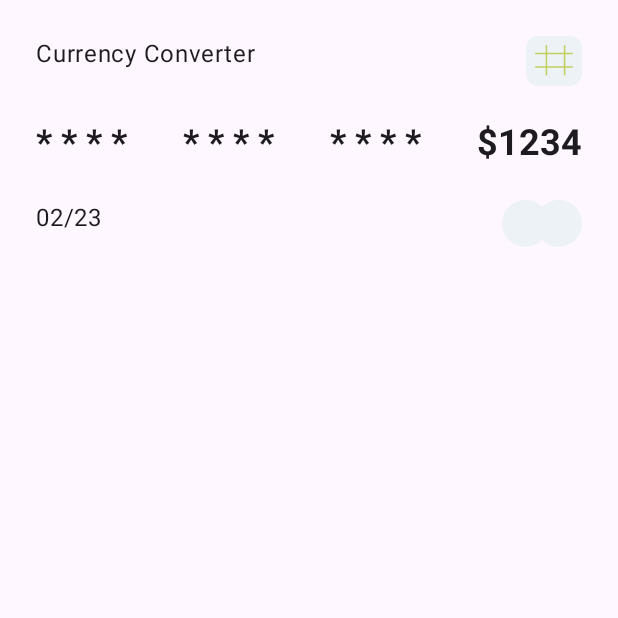
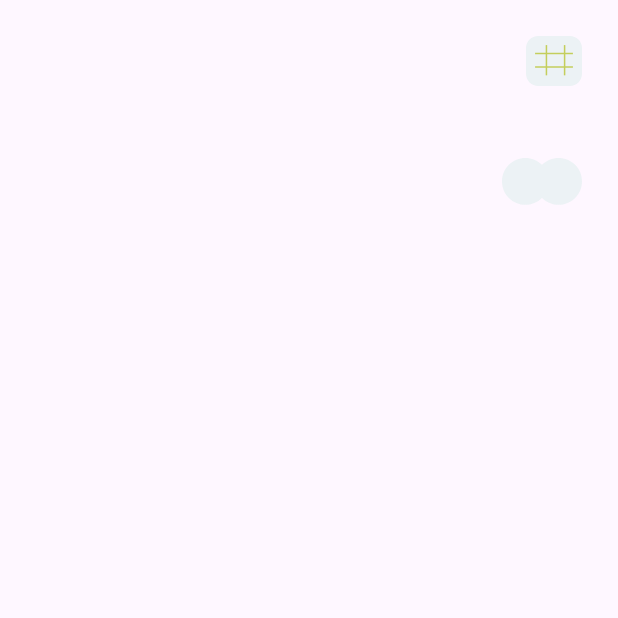
Before and after one commit to ericwafula/CurrencyBudy, an Android app built with Jetpack Compose: the composable CreditCardData called with empty values, on a phone screen of 412 x 824 dp, the top half of it. Run offline under Robolectric (Android 15) with nearby library versions, the phone set to English and light mode, and no system bars.

Commit message:
updated the currency card to use dynamic data and added account number builder and expiry date values in the ConverterMappers class

```diff
--- a/app/src/main/java/com/ericwathome/currencybuddy/feature_converter/presentation/converter_screen/ConverterScreen.kt
+++ b/app/src/main/java/com/ericwathome/currencybuddy/feature_converter/presentation/converter_screen/ConverterScreen.kt
@@ -57,8 +57,12 @@ fun ConverterScreen() {
     }
 }
 
+/**
+ * shows the data in the credit card
+ */
 @Composable
-fun CreditCardData(baseCurrency: String, date: String) {
+fun CreditCardData(currentBaseVsQuote: String, accountNumber: String, expiryDate: String) {
+
     Column(
         modifier = Modifier
             .padding(Padding.p_24)
@@ -66,7 +70,7 @@ fun CreditCardData(baseCurrency: String, date: String) {
         verticalArrangement = Arrangement.spacedBy(Spacing.p_24)
     ) {
         Row(horizontalArrangement = Arrangement.SpaceBetween, modifier = Modifier.fillMaxWidth()) {
-            Text(text = "Currency Converter")
+            Text(text = currentBaseVsQuote)
             Image(
                 painter = painterResource(id = R.drawable.credit_card_chip),
                 contentDescription = stringResource(
@@ -75,25 +79,15 @@ fun CreditCardData(baseCurrency: String, date: String) {
             )
         }
         Row(horizontalArrangement = Arrangement.SpaceBetween, modifier = Modifier.fillMaxWidth()) {
-            repeat(3) {
+            for (character in accountNumber) {
                 Text(
-                    text = "* * * *",
-                    style = TextStyle(
-                        fontWeight = FontWeight.Bold,
-                        fontSize = TextSizing.p_24
-                    )
+                    text = "$character",
+                    style = TextStyle(fontSize = TextSizing.p_24, fontWeight = FontWeight.Bold)
                 )
             }
-            Text(
-                text = "$1234",
-                style = TextStyle(
-                    fontWeight = FontWeight.Bold,
-                    fontSize = TextSizing.p_24
-                )
-            )
         }
         Row(horizontalArrangement = Arrangement.SpaceBetween, modifier = Modifier.fillMaxWidth()) {
-            Text(text = "02/23")
+            Text(text = expiryDate)
             Image(
                 painter = painterResource(id = R.drawable.master_card_logo),
                 contentDescription = stringResource(
@@ -103,3 +97,17 @@ fun CreditCardData(baseCurrency: String, date: String) {
         }
     }
 }
+
+@Preview(uiMode = UI_MODE_NIGHT_YES)
+@Composable
+fun CurrencyConverterCardPreview() {
+    CurrencyBuddyTheme {
+        ConverterCard {
+            CreditCardData(
+                currentBaseVsQuote = "Euro\nvs\nUnited States Dollar",
+                accountNumber = "**** *$13 3.70",
+                expiryDate = "02/23"
+            )
+        }
+    }
+}
--- a/app/src/main/java/com/ericwathome/currencybuddy/feature_converter/presentation/converter_screen/ConverterValues.kt
+++ b/app/src/main/java/com/ericwathome/currencybuddy/feature_converter/presentation/converter_screen/ConverterValues.kt
@@ -8,5 +8,7 @@ data class ConverterValues(
     val baseConversionRate: String?,
     val quoteSymbol: String?,
     val quotePrice: String?,
-    val currencyName: String?
+    val currencyName: String?,
+    val accountNumber: String,
+    val expiryDate: String
 )
```
Also changed, not shown: app/src/main/java/com/ericwathome/currencybuddy/common/util/ComposableUtils.kt (+4 -10 lines), app/src/main/java/com/ericwathome/currencybuddy/feature_converter/presentation/util/ConverterMappers.kt (+67 -2 lines).
